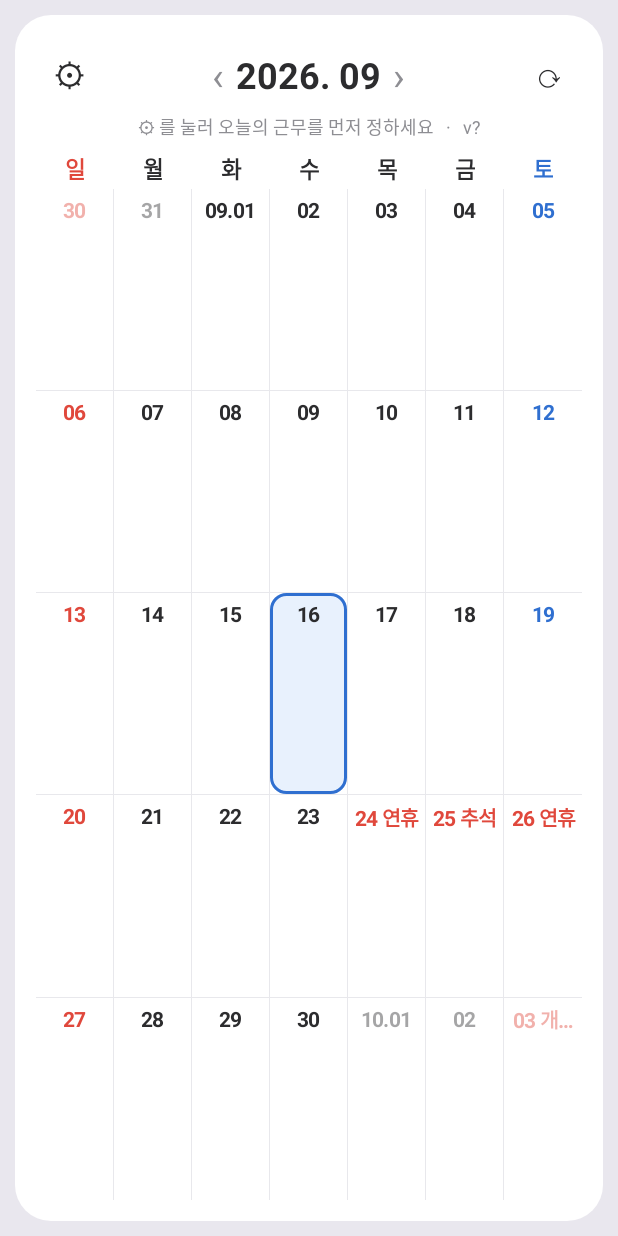
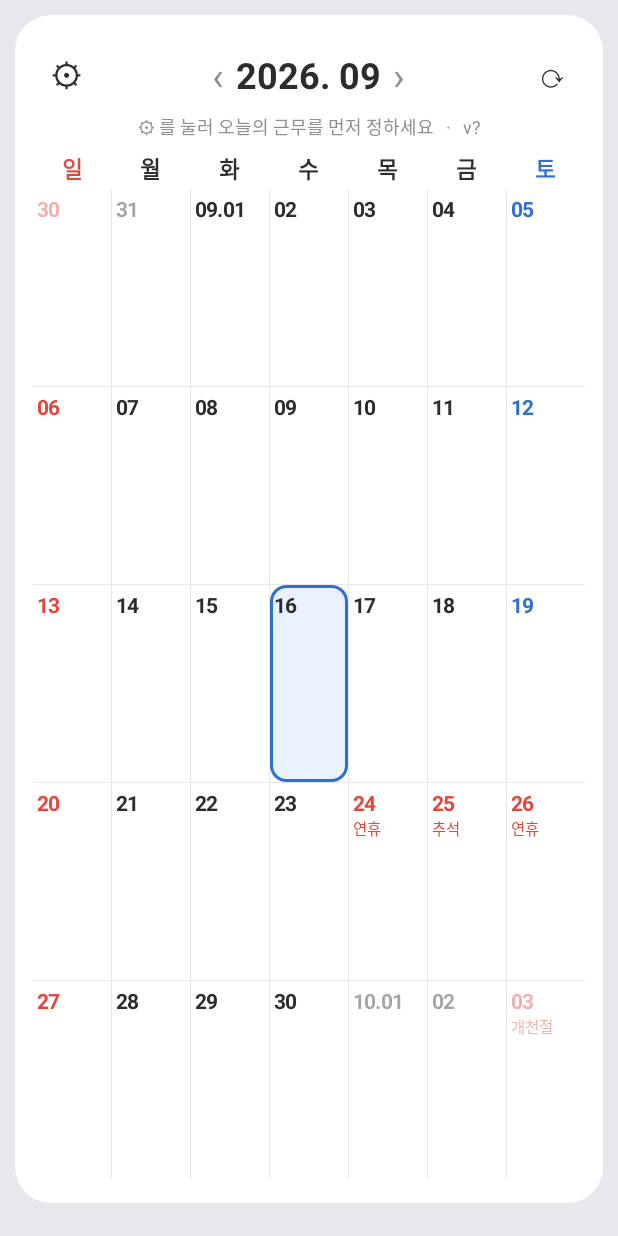
Before and after one commit to managepkm-coder/calendar, an Android app: the screen it shows after launch (MainActivity), on a phone screen of 412 x 824 dp. Run offline under Robolectric (Android 15) with nearby library versions, the phone set to English and light mode, and no system bars.

Commit message:
Move the app's shift beside the date, as the widget has it
A band across the cell announced the shift in a word, which is what the
cell was for when a cell held nothing else. Now that a day can carry
notes the band is the wrong shape: it takes a whole line for one word
and pushes the notes down, and the two calendars no longer look alike.

The shift becomes the same round mark the widget uses, on the date's own
line, with the holiday moving to a line of its own since the date no
longer has room beside it. The notes keep the full width of the cell,
which is what actually needs it.

The month also sat flush to the bottom of the screen, so the last week's
notes ran into the edge; there is room under it now.

Co-Authored-By: Claude Opus 5 <noreply@anthropic.com>
Claude-Session: https://claude.ai/code/session_01GCLd3zFdcp9r2tdS9SUZhp

```diff
--- a/widget/android/app/build.gradle.kts
+++ b/widget/android/app/build.gradle.kts
@@ -13,8 +13,8 @@ android {
         applicationId = "kr.pkm.geunmupyo"
         minSdk = 26          // java.time 사용
         targetSdk = 35
-        versionCode = 36
-        versionName = "4.3"
+        versionCode = 37
+        versionName = "4.4"
     }
 
     // 저장소에 들어 있는 고정 키로 서명합니다.
--- a/widget/android/app/src/main/java/kr/pkm/shift/MainActivity.kt
+++ b/widget/android/app/src/main/java/kr/pkm/shift/MainActivity.kt
@@ -184,7 +184,7 @@ class MainActivity : Activity() {
     /** 한 칸의 너비. 줄 높이를 재려면 글이 몇 줄로 접히는지 알아야 하므로 먼저 셈한다. */
     private fun cellWidthPx(): Int {
         // 화면 여백 + 카드 여백 + 칸 사이 세로선 여섯 줄
-        val outer = dp(10) * 2 + dp(14) * 2 + maxOf(1, dp(1)) * 6
+        val outer = dp(10) * 2 + dp(12) * 2 + maxOf(1, dp(1)) * 6
         return ((resources.displayMetrics.widthPixels - outer) / 7).coerceAtLeast(dp(20))
     }
 
@@ -204,15 +204,18 @@ class MainActivity : Activity() {
         val holiday = Holidays.nameOf(date)
         val col = LinearLayout(this)
         col.orientation = LinearLayout.VERTICAL
-        col.setPadding(dp(2), dp(5), dp(2), dp(6))
+        col.setPadding(dp(3), dp(4), dp(3), dp(6))
         if (date == LocalDate.now()) col.setBackgroundResource(R.drawable.bg_today)
         col.alpha = if (inMonth) 1f else 0.42f
 
-        // 공휴일 이름을 날짜와 같은 줄에 붙인다 — 줄 수가 칸마다 달라지면 띠가 어긋난다
+        // 날짜와 근무 배지를 한 줄에 — 위젯과 같은 모양이고, 아래가 메모 몫으로 남는다
+        val head = LinearLayout(this)
+        head.orientation = LinearLayout.HORIZONTAL
+        head.gravity = Gravity.CENTER_VERTICAL
+
         val label = TextView(this)
-        label.text = (if (date.dayOfMonth == 1) "%02d.%02d".format(date.monthValue, date.dayOfMonth)
-                      else "%02d".format(date.dayOfMonth)) + (holiday?.let { " $it" } ?: "")
-        label.gravity = Gravity.CENTER
+        label.text = if (date.dayOfMonth == 1) "%02d.%02d".format(date.monthValue, date.dayOfMonth)
+                     else "%02d".format(date.dayOfMonth)
         label.maxLines = 1
         label.ellipsize = TextUtils.TruncateAt.END
         label.setTextSize(TypedValue.COMPLEX_UNIT_SP, sp(12f))
@@ -224,15 +227,27 @@ class MainActivity : Activity() {
                 else -> getColor(R.color.text_primary)
             }
         )
-        col.addView(label)
+        label.layoutParams =
+            LinearLayout.LayoutParams(0, LinearLayout.LayoutParams.WRAP_CONTENT, 1f)
+        head.addView(label)
 
         Schedule.at(this, date)?.let { shift ->
-            col.addView(
-                bar(shift.brief, getColor(Palette.barColor(shift)), Palette.fg(shift), sp(11f), 1)
-            )
+            head.addView(badge(shift))
         }
+        col.addView(head)
+
+        // 공휴일 이름은 날짜 줄이 배지에 자리를 내줬으므로 아래로 내린다
+        if (holiday != null) {
+            val h = TextView(this)
+            h.text = holiday
+            h.maxLines = 1
+            h.ellipsize = TextUtils.TruncateAt.END
+            h.setTextSize(TypedValue.COMPLEX_UNIT_SP, sp(9f))
+            h.setTextColor(SUNDAY)
+            col.addView(h)
+        }
+
         // 메모는 조금 작게. 하나뿐이면 두 줄까지 펴 보이고, 여럿이면 한 줄씩 줄여 담는다.
-        // 칸 높이가 정해져 있으므로 넘치는 개수는 +N 으로만 알린다.
         val memos = Schedule.memosOf(this, date)
         val mbg = getColor(R.color.memo_bg)
         val mfg = getColor(R.color.memo_fg)
@@ -247,6 +262,23 @@ class MainActivity : Activity() {
 
         col.setOnClickListener { openDay(date) }
         return col
+    }
+
+    /** 날짜 옆에 붙는 동그란 근무 표시 — 위젯 배지와 같은 색을 쓴다. */
+    private fun badge(shift: Shift): TextView {
+        val t = TextView(this)
+        t.text = shift.label
+        t.gravity = Gravity.CENTER
+        t.setTextSize(TypedValue.COMPLEX_UNIT_SP, sp(11f))
+        t.setTypeface(null, Typeface.BOLD)
+        t.setTextColor(Palette.fg(shift))
+        t.background = GradientDrawable().apply {
+            shape = GradientDrawable.OVAL
+            setColor(getColor(Palette.barColor(shift)))
+        }
+        val side = dp((21 * scale).toInt())
+        t.layoutParams = LinearLayout.LayoutParams(side, side)
+        return t
     }
 
     /** 날짜 아래에 칸 너비만큼 깔리는 띠 — 근무 하나, 메모 하나. */
--- a/widget/android/app/src/main/res/layout/activity_main.xml
+++ b/widget/android/app/src/main/res/layout/activity_main.xml
@@ -5,13 +5,15 @@
 <ScrollView xmlns:android="http://schemas.android.com/apk/res/android"
     android:layout_width="match_parent" android:layout_height="match_parent"
     android:background="@color/screen_bg"
-    android:padding="10dp" android:fillViewport="true">
+    android:paddingLeft="10dp" android:paddingTop="10dp" android:paddingRight="10dp"
+    android:paddingBottom="22dp" android:fillViewport="true">
 
     <LinearLayout
         android:layout_width="match_parent" android:layout_height="wrap_content"
         android:orientation="vertical"
         android:background="@drawable/bg_card"
-        android:padding="14dp">
+        android:paddingLeft="12dp" android:paddingTop="14dp" android:paddingRight="12dp"
+        android:paddingBottom="16dp">
 
         <!-- 헤더: 설정 / 이전 · 년월 · 다음 / 오늘 -->
         <LinearLayout
```
